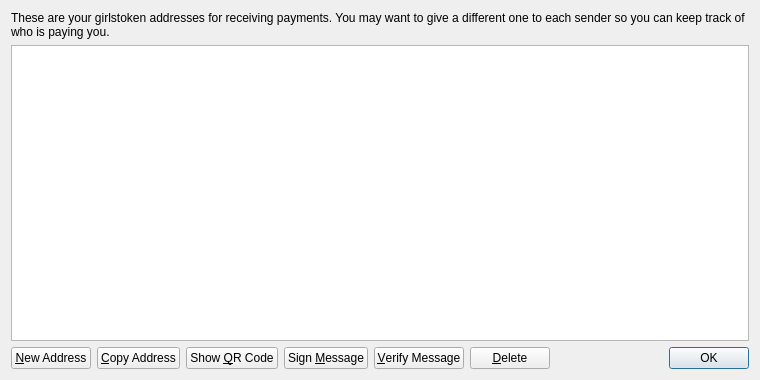
Old version of the form src/qt/forms/addressbookpage.ui in the repository cryptolog/GirlsToken-2.0.
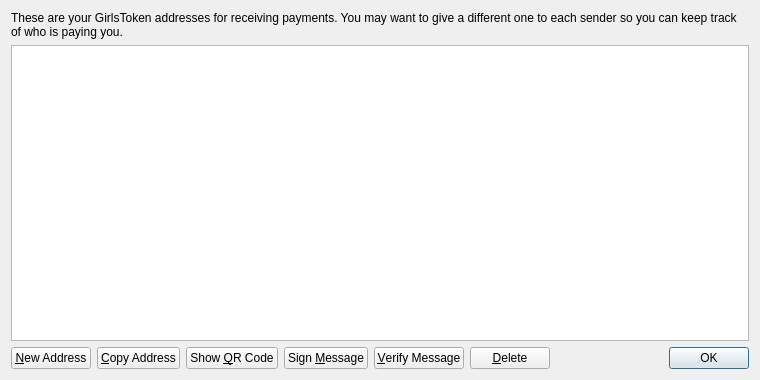
New version of the form. Icons and pictures are not drawn.

```diff
--- a/src/qt/forms/addressbookpage.ui
+++ b/src/qt/forms/addressbookpage.ui
@@ -17,7 +17,7 @@
    <item>
     <widget class="QLabel" name="labelExplanation">
      <property name="text">
-      <string>These are your girlstoken addresses for receiving payments. You may want to give a different one to each sender so you can keep track of who is paying you.</string>
+      <string>These are your GirlsToken addresses for receiving payments. You may want to give a different one to each sender so you can keep track of who is paying you.</string>
      </property>
      <property name="textFormat">
       <enum>Qt::PlainText</enum>
```
Left out of the diff: 4 changed lines with no effect on the pictures.
